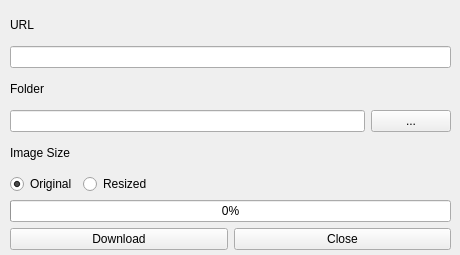
Old version of the form ui/window.ui in the repository nsms556/Ruliweb-Image-Farming.
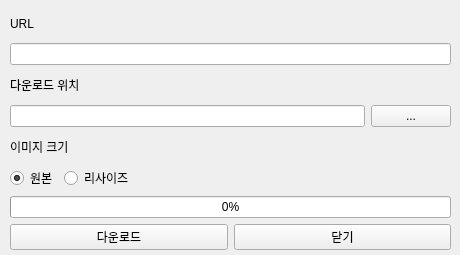
New version of the form.

Commit message: webp + Not Image

The edit to the form file:
```diff
--- a/ui/window.ui
+++ b/ui/window.ui
@@ -59,7 +59,7 @@
      <item>
       <widget class="QLabel" name="label">
        <property name="text">
-        <string>Folder</string>
+        <string>다운로드 위치</string>
        </property>
       </widget>
      </item>
@@ -80,7 +80,7 @@
      <item>
       <widget class="QLabel" name="img_size_label">
        <property name="text">
-        <string>Image Size</string>
+        <string>이미지 크기</string>
        </property>
       </widget>
      </item>
@@ -89,7 +89,7 @@
        <item>
         <widget class="QRadioButton" name="radio_original">
          <property name="text">
-          <string>Original</string>
+          <string>원본</string>
          </property>
          <property name="checked">
           <bool>true</bool>
@@ -99,7 +99,7 @@
        <item>
         <widget class="QRadioButton" name="radio_resize">
          <property name="text">
-          <string>Resized</string>
+          <string>리사이즈</string>
          </property>
          <property name="checked">
           <bool>false</bool>
@@ -133,14 +133,14 @@
        <item>
         <widget class="QPushButton" name="bt_dl">
          <property name="text">
-          <string>Download</string>
+          <string>다운로드</string>
          </property>
         </widget>
        </item>
        <item>
         <widget class="QPushButton" name="bt_close">
          <property name="text">
-          <string>Close</string>
+          <string>닫기</string>
          </property>
         </widget>
        </item>
```
The commit also changes 4 other files.
